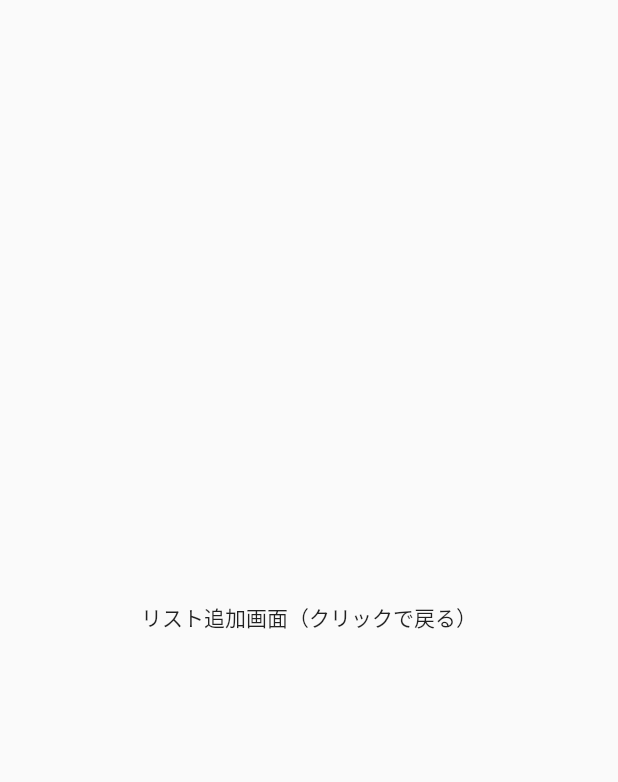
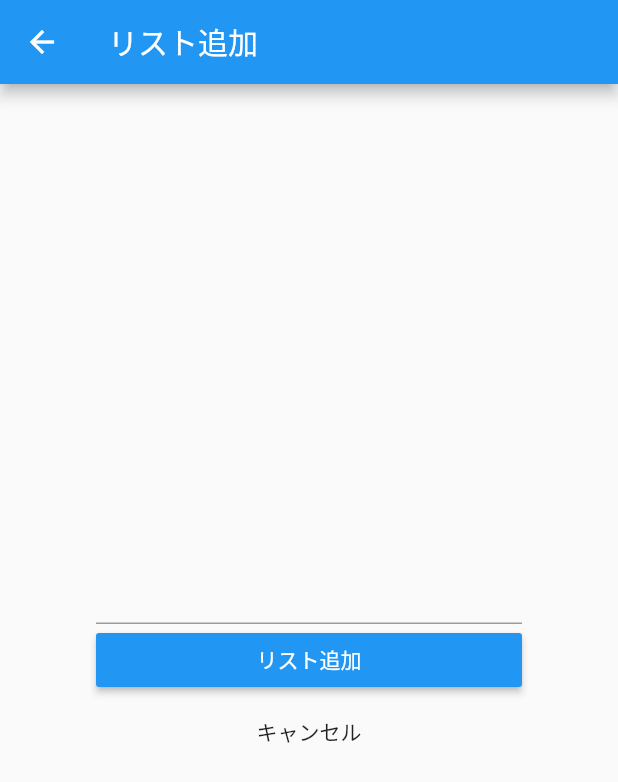
Before and after one commit to jiko797torayo/flutter_mytodoapp, a Flutter app: the TodoAddPage screen opened directly, on a phone screen of 412 x 824 dp. Shown: the top 782 px of the screen. Run offline on Flutter 3.47's test engine with Material 2 defaults, Android fonts, the light colour scheme and no system bars.

Commit message:
add/リスト追加フォームを表示する/oishi

```diff
--- a/lib/main.dart
+++ b/lib/main.dart
@@ -75,16 +75,40 @@ class TodoAddPage extends StatelessWidget {
   @override
   Widget build(BuildContext context) {
     return Scaffold(
-      body: Center(
+      appBar: AppBar(title: Text('リスト追加')),
+      body: Container(
+          // 余白をつける
+          padding: EdgeInsets.all(64),
+          child: Column(
+            mainAxisAlignment: MainAxisAlignment.center,
+            children: [
+              // テキスト入力
+              TextField(),
+              Container(
+                // 横幅いっぱいに広げる
+                width: double.infinity,
+                // リスト追加ボタン
+                child: RaisedButton(
+                  color: Colors.blue,
+                  onPressed: () {},
+                  child: Text('リスト追加', style: TextStyle(color: Colors.white)),
+                ),
+              ),
+              Container(
+                // 横幅いっぱいに広げる
+                width: double.infinity,
+                // キャンセルボタン
                 child: FlatButton(
                   // ボタンをクリックした時の処理
                   onPressed: () {
                     // popで前の画面に戻る
                     Navigator.of(context).pop();
                   },
-          child: Text('リスト追加画面（クリックで戻る）'),
+                  child: Text('キャンセル'),
                 ),
               ),
+            ],
+          )),
     );
   }
 }
```
Lines whose indentation alone changed are shown as unchanged.
